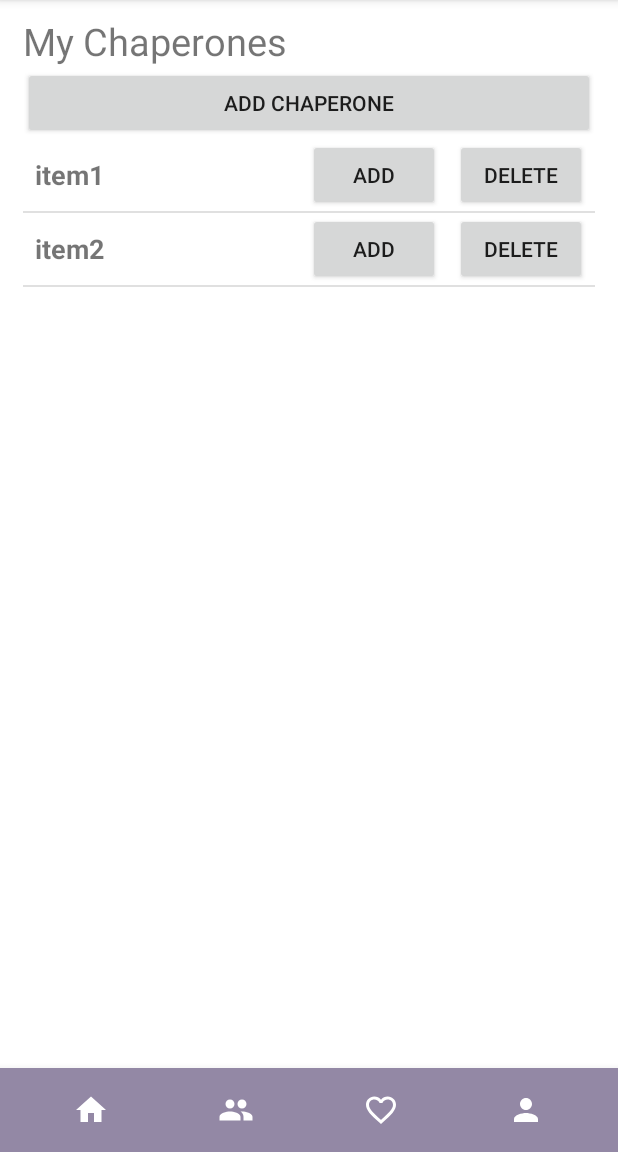
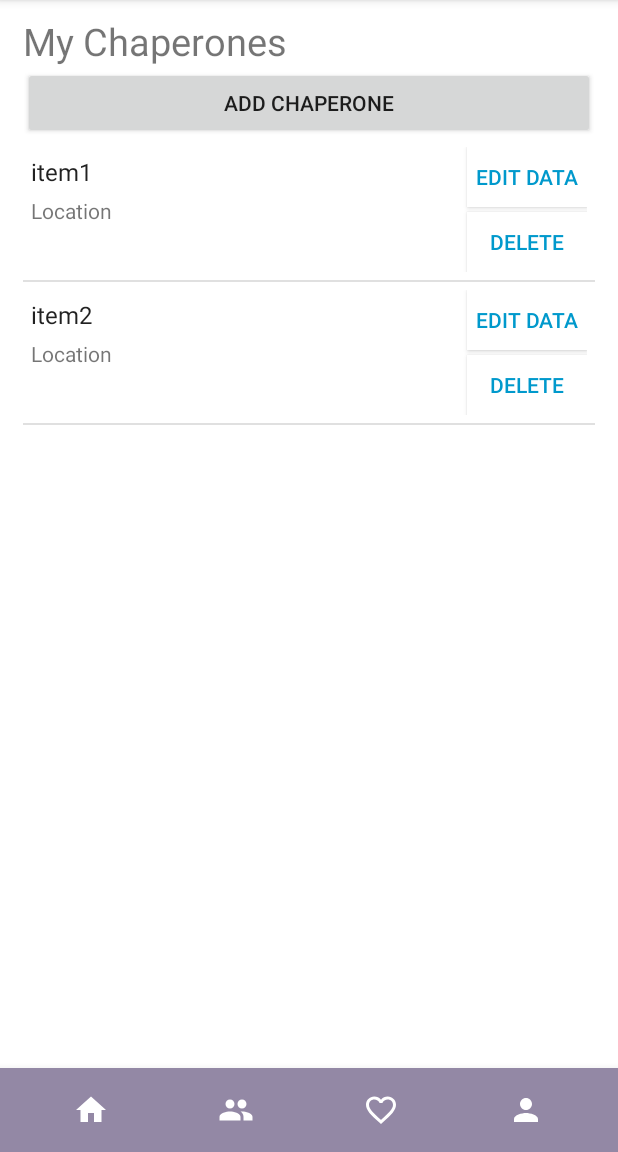
Before and after one commit to mirandasaari1/RendeVu, an Android app: the ChaperonesActivity screen opened directly, with no data from a screen before it, on a phone screen of 412 x 824 dp, the part 84-1236 px from its top. Run offline under Robolectric (Android 15) with nearby library versions, the phone set to English and light mode, and no system bars; 1 statement that could not run was skipped.

Commit message:
better listview

```diff
--- a/RendeVu/app/src/main/res/layout/listview_edit_delete.xml
+++ b/RendeVu/app/src/main/res/layout/listview_edit_delete.xml
@@ -1,34 +1,53 @@
-<?xml version="1.0" encoding="utf-8"?>
 <RelativeLayout xmlns:android="http://schemas.android.com/apk/res/android"
+    xmlns:tools="http://schemas.android.com/tools"
     android:layout_width="match_parent"
-    android:layout_height="match_parent" >
+    android:layout_height="match_parent"
+    android:padding="5dp"
+    tools:context=".MainActivity" >
 
     <TextView
         android:id="@+id/label"
         android:layout_width="wrap_content"
         android:layout_height="wrap_content"
-        android:layout_centerVertical="true"
         android:layout_alignParentLeft="true"
-        android:paddingLeft="8dp"
-        android:textSize="18sp"
-        android:textStyle="bold" />
+        android:layout_below="@+id/textView1"
+        android:layout_marginTop="5dp"
+        android:text="Address"
+        android:textAppearance="?android:attr/textAppearanceLarge"
+        android:textSize="16sp" />
+
+    <Button
+        android:id="@+id/add_btn"
+        android:layout_width="80dp"
+        android:layout_height="40dp"
+        android:layout_alignParentRight="true"
+        android:layout_alignParentTop="true"
+        android:background="#FFFFFF"
+        android:focusable="false"
+        android:focusableInTouchMode="false"
+        android:text="Edit Data"
+        android:textColor="#0099CC" />
 
     <Button
         android:id="@+id/delete_btn"
+        android:layout_width="80dp"
+        android:layout_height="40dp"
+        android:layout_alignParentRight="true"
+        android:layout_below="@+id/add_btn"
+        android:layout_marginTop="3dp"
+        android:background="#FFFFFF"
+        android:focusable="false"
+        android:focusableInTouchMode="false"
+        android:text="Delete"
+        android:textColor="#0099CC" />
+
+    <TextView
+        android:id="@+id/textView3"
         android:layout_width="wrap_content"
         android:layout_height="wrap_content"
-        android:layout_alignParentRight="true"
-        android:layout_centerVertical="true"
-        android:layout_marginRight="5dp"
-        android:text="Delete" />
-
-    <Button
-        android:id="@+id/add_btn"
-        android:layout_width="wrap_content"
-        android:layout_height="wrap_content"
-        android:layout_toLeftOf="@id/delete_btn"
-        android:layout_centerVertical="true"
-        android:layout_marginRight="10dp"
-        android:text="Add" />
+        android:layout_alignParentLeft="true"
+        android:layout_below="@+id/label"
+        android:layout_marginTop="5dp"
+        android:text="Location" />
 
 </RelativeLayout>
```
